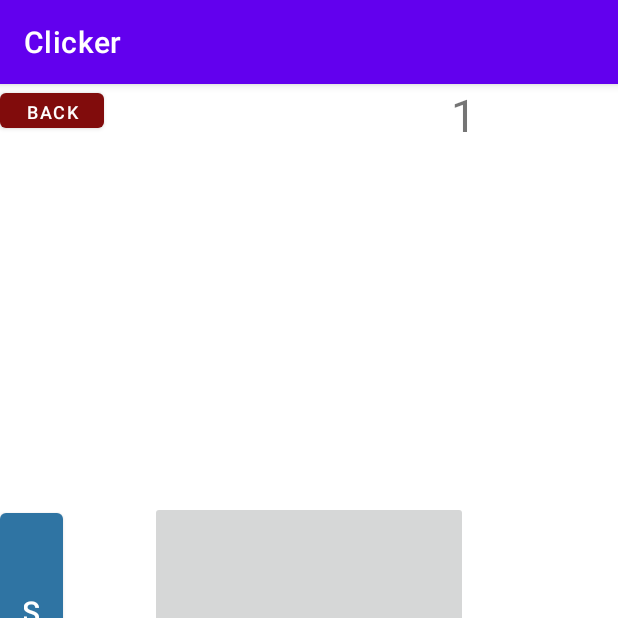
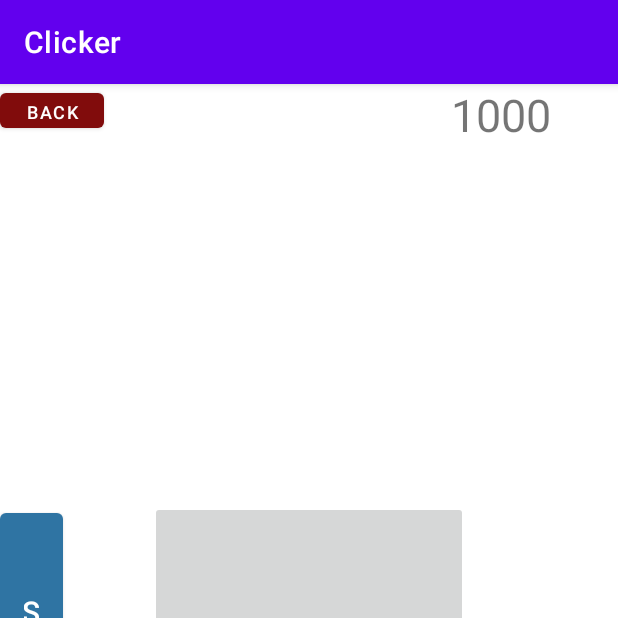
Before and after one commit to BrawlLeon228/Clicker, an Android app: the EgraActivity screen opened directly, with no data from a screen before it, after a tap on an icon or button, on a phone screen of 412 x 824 dp, the top half of it. Run offline under Robolectric (Android 15) with nearby library versions, the phone set to English and light mode, and no system bars.

Commit message:
.kgjonpopuhiihparsh;jkpof mn

```diff
--- a/app/src/main/java/com/example/clicker/EgraActivity.kt
+++ b/app/src/main/java/com/example/clicker/EgraActivity.kt
@@ -3,30 +3,54 @@ package com.example.clicker
 import android.content.Intent
 import androidx.appcompat.app.AppCompatActivity
 import android.os.Bundle
-import android.view.animation.AnimationUtils
+import android.os.PersistableBundle
 import android.widget.Button
 import android.widget.ImageButton
 import android.widget.TextView
 
+
 class EgraActivity : AppCompatActivity() {
-    var int = 0
+
+    val button1 : ImageButton by lazy { findViewById(R.id.button2) }
+    val buttonExit: Button by lazy { findViewById<Button>(R.id.button4) }
+    val text1 : TextView by lazy {  findViewById(R.id.textView1)}
+
+    var plus1 = 1000
+
     override fun onCreate(savedInstanceState: Bundle?) {
         super.onCreate(savedInstanceState)
         setContentView(R.layout.activity_egra)
-        val button1 = findViewById<ImageButton>(R.id.button2)
-        val buttonExit = findViewById<Button>(R.id.button4)
-        val text1 = findViewById<TextView>(R.id.textView1)
+        var int = 0
+
+
+
 
         buttonExit.setOnClickListener {
             val perehod = Intent(this, MainActivity::class.java)
             startActivity(perehod)
         }
-         button1.setOnClickListener {
-            val anim = AnimationUtils.loadAnimation(this,R.anim.yvelichenie)
-            button1.startAnimation(anim)
-            int += 1
-             text1.text = int.toString()
+
+
+        button1.setOnClickListener {
+
+            int += plus1
+            text1.text = int.toString()
+
+
         }
 
     }
+
+    override fun onSaveInstanceState(outState: Bundle, outPersistentState: PersistableBundle) {
+        outState.putInt("key", text1.text.toString().toInt())
+
+        super.onSaveInstanceState(outState, outPersistentState)
+
+    }
+
+    override fun onRestoreInstanceState(savedInstanceState: Bundle) {
+        text1.text = savedInstanceState.getInt("key").toString()
+        super.onRestoreInstanceState(savedInstanceState)
+    }
+
 }
--- a/app/src/main/res/layout/activity_egra.xml
+++ b/app/src/main/res/layout/activity_egra.xml
@@ -22,7 +22,7 @@
         android:id="@+id/textView1"
         android:layout_width="111dp"
         android:layout_height="43dp"
-        android:text=""
+        android:text="0"
         android:textSize="30dp"
         app:layout_constraintBottom_toBottomOf="parent"
         app:layout_constraintEnd_toEndOf="parent"
```
Also changed, not shown: app/src/main/java/com/example/clicker/MainActivity.kt (+4 -3 lines).
